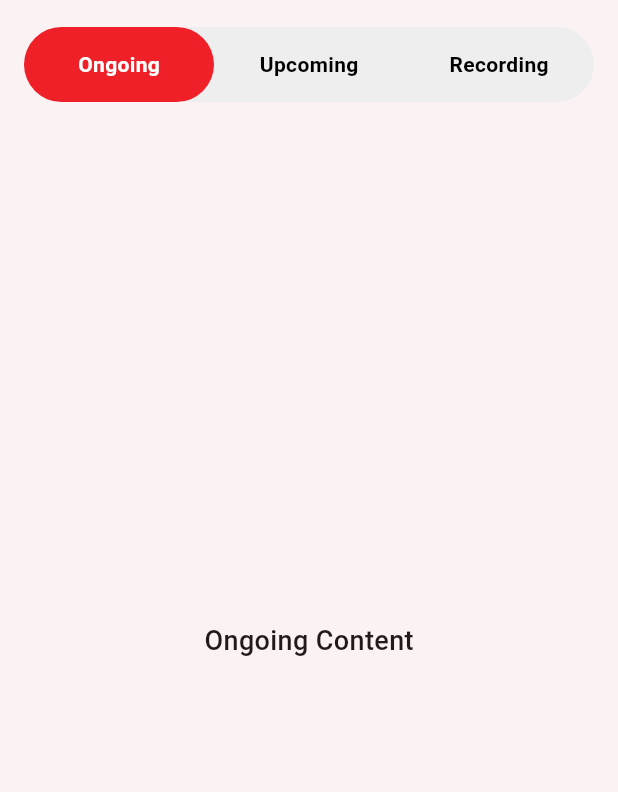
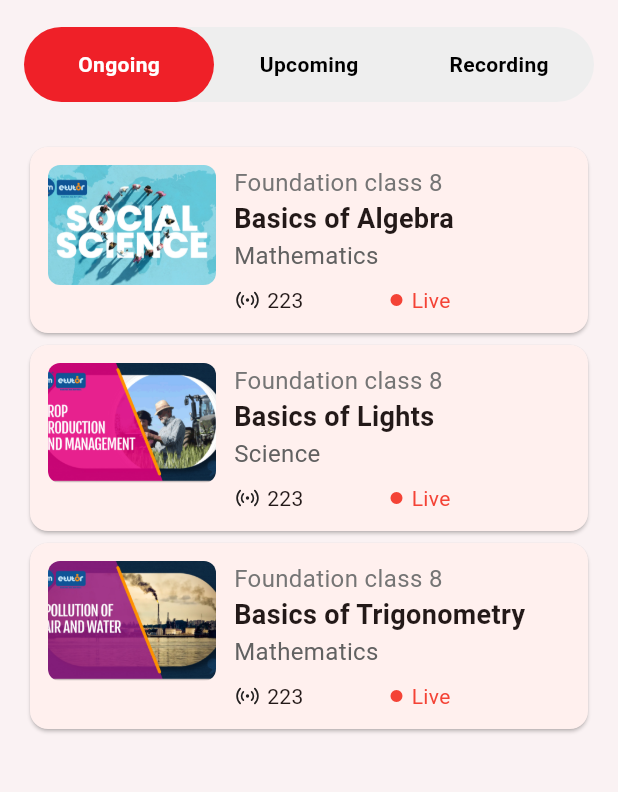
Before and after one commit to donymashup/Alpha, a Flutter app: the LiveClassesScreen screen opened directly, after a tap on "Ongoing", on a phone screen of 412 x 824 dp, the part 72-864 px from its top. Run offline on Flutter 3.47's test engine with Material 3 defaults, Android fonts, the phone set to English and light mode, and no system bars; our stand-ins replace fluentui_system_icons, flutter_markdown, flutter_rating_bar, google_nav_bar, intl_phone_field, lucide_icons and 2 more.

Commit message:
ongoing_partially_completed

```diff
--- a/lib/common widgets/drawermenu/drawer.dart
+++ b/lib/common widgets/drawermenu/drawer.dart
@@ -8,19 +8,21 @@ class DrawerScreen extends StatelessWidget {
   @override
   Widget build(BuildContext context) {
     return Drawer(
+      child: Container(
+        color: AppConstant.cardBackground, // Set background color for the entire drawer
         child: ListView(
           padding: EdgeInsets.zero,
           children: <Widget>[
             // Drawer Header with logo
             DrawerHeader(
-            decoration: const BoxDecoration(
-              color: AppConstant.cardBackground, // Set your drawer header background color here
+              decoration: BoxDecoration(
+                color: AppConstant.cardBackground, // Match background color
               ),
               child: Center(
                 child: Image.asset(
                   'assets/images/alphalogo.png', // Replace with your logo image path
-                height: 120,
-                width: 120,
+                  height: 150,
+                  width: 150,
                 ),
               ),
             ),
@@ -80,6 +82,7 @@ class DrawerScreen extends StatelessWidget {
             ),
           ],
         ),
+      ),
     );
   }
 }
--- a/lib/features/home/screen/home_screen.dart
+++ b/lib/features/home/screen/home_screen.dart
@@ -3,9 +3,7 @@ import 'package:alpha/common%20widgets/drawermenu/drawer.dart';
 import 'package:alpha/constants/app_constants.dart';
 import 'package:alpha/features/home/widgets/carousel.dart';
 import 'package:alpha/features/home/widgets/course_list.dart';
-
 import 'package:alpha/features/home/widgets/custom_Image_Button.dart';
-
 import 'package:alpha/features/home/widgets/header_list.dart';
 import 'package:alpha/features/home/widgets/search_field.dart';
 import 'package:flutter/material.dart';
@@ -16,8 +14,8 @@ class HomeScreen extends StatelessWidget {
   @override
   Widget build(BuildContext context) {
     return Scaffold(
-      appBar: CustomAppBar(appbarTitle: "Hello, Dora"),
-      drawer: DrawerScreen(),
+      appBar: const CustomAppBar(appbarTitle: "Hello, Dora"),
+      drawer: const DrawerScreen(),
       body: Container(
         color: AppConstant.backgroundColor, // Set background color here
         child: SingleChildScrollView(
@@ -26,26 +24,25 @@ class HomeScreen extends StatelessWidget {
             child: Column(
               crossAxisAlignment: CrossAxisAlignment.start,
               children: [
-                const Row(
+                Row(
                   children: [
-                    Text(
+                    const Text(
                       "Let's Learn",
                       style: TextStyle(
                         fontSize: 30,
                         fontWeight: FontWeight.w100,
                         color: AppConstant.primaryColor2,
                       ),
-
                     ),
-                  ),
-                  SizedBox(width: 10),
-                  Image(
+                    const SizedBox(width: 10),
+                    const Image(
                       image: AssetImage('assets/icons/cap.png'),
                       height: 50,
                       width: 50,
                     ),
                   ],
                 ),
+                const SizedBox(height: 10), // Moved outside Row
                 const Text(
                   'Something new',
                   style: TextStyle(
@@ -53,7 +50,7 @@ class HomeScreen extends StatelessWidget {
                     color: AppConstant.primaryColor,
                     fontWeight: FontWeight.bold,
                   ),
-
+                ),
                 const SizedBox(height: 10),
                 const SearchField(),
                 const SizedBox(height: 20),
@@ -67,11 +64,9 @@ class HomeScreen extends StatelessWidget {
                 const CourseLists(), // Assuming CourseLists is another widget in your project
               ],
             ),
-
           ),
         ),
       ),
-
     );
   }
 }
--- a/lib/features/live/screen/ongoing_courses.dart
+++ b/lib/features/live/screen/ongoing_courses.dart
@@ -0,0 +1,103 @@
+import 'package:flutter/material.dart';
+import 'package:fluentui_system_icons/fluentui_system_icons.dart';
+
+class OngoingClasses extends StatelessWidget {
+  const OngoingClasses({super.key});
+
+  @override
+  Widget build(BuildContext context) {
+    return Padding(
+      padding: const EdgeInsets.all(16.0),
+      child: ListView(
+        children: const [
+          ClassCard(
+            title: "Basics of Algebra",
+            subject: "Mathematics",
+            imageUrl: "assets/images/ongoingcourse.png",
+          ),
+          ClassCard(
+            title: "Basics of Lights",
+            subject: "Science",
+            imageUrl: "assets/images/ongoingcourse1.png",
+          ),
+          ClassCard(
+            title: "Basics of Trigonometry",
+            subject: "Mathematics",
+            imageUrl: "assets/images/ongoingcourse2.png",
+          ),
+        ],
+      ),
+    );
+  }
+}
+
+class ClassCard extends StatelessWidget {
+  final String title;
+  final String subject;
+  final String imageUrl;
+
+  const ClassCard({
+    required this.title,
+    required this.subject,
+    required this.imageUrl,
+    super.key,
+  });
+
+  @override
+  Widget build(BuildContext context) {
+    return Card(
+      shape: RoundedRectangleBorder(borderRadius: BorderRadius.circular(12)),
+      child: Padding(
+        padding: const EdgeInsets.all(12.0),
+        child: Row(
+          crossAxisAlignment: CrossAxisAlignment.start,
+          children: [
+            /// Image section - 1/3 of the row
+            Expanded(
+              flex: 1,
+              child: ClipRRect(
+                borderRadius: BorderRadius.circular(8),
+                child: Image.asset(imageUrl, width: double.infinity, height: 80, fit: BoxFit.cover),
+              ),
+            ),
+            const SizedBox(width: 12),
+
+            /// Text section - 2/3 of the row
+            Expanded(
+              flex: 2,
+              child: Column(
+                crossAxisAlignment: CrossAxisAlignment.start,
+                children: [
+                  Text(
+                    "Foundation class 8",
+                    style: TextStyle(fontSize: 16, color: Colors.grey[600]),
+                  ),
+                  Text(
+                    title,
+                    style: const TextStyle(fontSize: 18, fontWeight: FontWeight.bold),
+                  ),
+                  Text(
+                    subject,
+                    style: TextStyle(fontSize: 16, color: Colors.grey[700]),
+                  ),
+                  const SizedBox(height: 8),
+                  Row(
+                    children: const [
+                      Icon(FluentIcons.live_24_regular, size: 18),
+                      SizedBox(width: 4),
+                      Text("223"),
+                      SizedBox(width: 56),
+                      Icon(Icons.fiber_manual_record, color: Colors.red, size: 12),
+                      SizedBox(width: 4),
+                      Text("Live", style: TextStyle(color: Colors.red)),
+                    ],
+                  ),
+                ],
+              ),
+            ),
+          ],
+        ),
+      ),
+    );
+  }
+}
--- a/lib/features/live/screen/recordings_courses.dart
+++ b/lib/features/live/screen/recordings_courses.dart
@@ -0,0 +1,15 @@
+import 'package:flutter/material.dart';
+
+class RecordingsCourses extends StatelessWidget {
+  const RecordingsCourses({super.key});
+
+  @override
+  Widget build(BuildContext context) {
+    return const Center(
+      child: Text(
+        'Record Classes',
+        style: TextStyle(fontSize: 18, fontWeight: FontWeight.w500),
+      ),
+    );
+  }
+}
--- a/lib/features/live/screen/upcoming_courses.dart
+++ b/lib/features/live/screen/upcoming_courses.dart
@@ -0,0 +1,15 @@
+import 'package:flutter/material.dart';
+
+class UpcomingCourses extends StatelessWidget {
+  const UpcomingCourses({super.key});
+
+  @override
+  Widget build(BuildContext context) {
+    return const Center(
+      child: Text(
+        'Upgoing Classes',
+        style: TextStyle(fontSize: 18, fontWeight: FontWeight.w500),
+      ),
+    );
+  }
+}
--- a/lib/features/live/widgets/tabbar_view.dart
+++ b/lib/features/live/widgets/tabbar_view.dart
@@ -1,13 +1,34 @@
 import 'package:alpha/constants/app_constants.dart';
+import 'package:alpha/features/live/screen/recordings_courses.dart';
+import 'package:alpha/features/live/screen/upcoming_courses.dart';
 import 'package:flutter/material.dart';
+
+import '../screen/ongoing_courses.dart';
 
 class CustomTabBarView extends StatefulWidget {
   @override
   _CustomTabBarViewState createState() => _CustomTabBarViewState();
 }
 
-class _CustomTabBarViewState extends State<CustomTabBarView> {
-  int selectedIndex = 0;
+class _CustomTabBarViewState extends State<CustomTabBarView> with SingleTickerProviderStateMixin {
+  late TabController _tabController;
+
+  @override
+  void initState() {
+    super.initState();
+    _tabController = TabController(length: 3, vsync: this);
+
+    // Add listener to update UI while swiping
+    _tabController.animation!.addListener(() {
+      setState(() {}); // Rebuild UI when tab animation progresses
+    });
+  }
+
+  @override
+  void dispose() {
+    _tabController.dispose();
+    super.dispose();
+  }
 
   @override
   Widget build(BuildContext context) {
@@ -18,101 +39,56 @@ class _CustomTabBarViewState extends State<CustomTabBarView> {
           margin: const EdgeInsets.symmetric(horizontal: 16, vertical: 10),
           height: 50,
           decoration: BoxDecoration(
-            color: Colors.grey[200], // Background for unselected tabs
+            color: Colors.grey[200],
             borderRadius: BorderRadius.circular(25),
           ),
           child: Row(
             mainAxisAlignment: MainAxisAlignment.spaceBetween,
             children: [
-              // Tab 1: Ongoing
+              _buildTabItem(title: 'Ongoing', index: 0),
+              _buildTabItem(title: 'Upcoming', index: 1),
+              _buildTabItem(title: 'Recording', index: 2),
+            ],
+          ),
+        ),
+        // Tab Content
         Expanded(
+          child: TabBarView(
+            controller: _tabController,
+            children: const [
+              OngoingClasses(),
+              UpcomingCourses(),
+              RecordingsCourses(),
+            ],
+          ),
+        ),
+      ],
+    );
+  }
+
+  /// Widget for tab item
+  Widget _buildTabItem({required String title, required int index}) {
+    return Expanded(
       child: GestureDetector(
         onTap: () {
-                    setState(() {
-                      selectedIndex = 0;
-                    });
+          _tabController.animateTo(index);
         },
-                  child: Container(
+        child: AnimatedContainer(
+          duration: const Duration(milliseconds: 100), // Smooth transition
           alignment: Alignment.center,
           decoration: BoxDecoration(
-                      color: selectedIndex == 0 ? AppConstant.primaryColor2 : Colors.transparent,
+            color: _tabController.index == index ? AppConstant.primaryColor2 : Colors.transparent,
             borderRadius: BorderRadius.circular(25),
           ),
           child: Text(
-                      'Ongoing',
+            title,
             style: TextStyle(
-                        color: selectedIndex == 0 ? Colors.white : Colors.black,
+              color: _tabController.index == index ? Colors.white : Colors.black,
               fontWeight: FontWeight.bold,
             ),
           ),
         ),
       ),
-              ),
-              // Tab 2: Upcoming
-              Expanded(
-                child: GestureDetector(
-                  onTap: () {
-                    setState(() {
-                      selectedIndex = 1;
-                    });
-                  },
-                  child: Container(
-                    alignment: Alignment.center,
-                    decoration: BoxDecoration(
-                      color: selectedIndex == 1 ? AppConstant.primaryColor2 : Colors.transparent,
-                      borderRadius: BorderRadius.circular(25),
-                    ),
-                    child: Text(
-                      'Upcoming',
-                      style: TextStyle(
-                        color: selectedIndex == 1 ? Colors.white : Colors.black,
-                        fontWeight: FontWeight.bold,
-                      ),
-                    ),
-                  ),
-                ),
-              ),
-              // Tab 3: Recording
-              Expanded(
-                child: GestureDetector(
-                  onTap: () {
-                    setState(() {
-                      selectedIndex = 2;
-                    });
-                  },
-                  child: Container(
-                    alignment: Alignment.center,
-                    decoration: BoxDecoration(
-                      color: selectedIndex == 2 ? AppConstant.primaryColor2 : Colors.transparent,
-                      borderRadius: BorderRadius.circular(25),
-                    ),
-                    child: Text(
-                      'Recording',
-                      style: TextStyle(
-                        color: selectedIndex == 2 ? Colors.white : Colors.black,
-                        fontWeight: FontWeight.bold,
-                      ),
-                    ),
-                  ),
-                ),
-              ),
-            ],
-          ),
-        ),
-        // Tab Content
-        Expanded(
-          child: Center(
-            child: Text(
-              selectedIndex == 0
-                  ? 'Ongoing Content'
-                  : selectedIndex == 1
-                      ? 'Upcoming Content'
-                      : 'Recording Content',
-              style: TextStyle(fontSize: 18, fontWeight: FontWeight.w500),
-            ),
-          ),
-        ),
-      ],
     );
   }
 }
--- a/lib/main.dart
+++ b/lib/main.dart
@@ -37,10 +37,12 @@
       ),
 
 
-      home: AnimatedTabBarScreen(),
+      //home: HomeScreen(),
       //home: SplashScreen(),
      // home: RatingScreen(),
      // home: ReviewScreen(),
+     home: CustomBottomNavigation(),
+
 
     );
   }
--- a/pubspec.yaml
+++ b/pubspec.yaml
@@ -51,6 +51,7 @@ dependencies:
 
   rive: ^0.13.20
   rive_common: ^0.4.15
+  fluentui_system_icons: ^1.1.271
 
 
 dev_dependencies:
```
Also changed, not shown: assets/images/ongoingcourse.png (added), assets/images/ongoingcourse1.png (added), assets/images/ongoingcourse2.png (added), pubspec.lock. Lines whose indentation alone changed are shown as unchanged.
